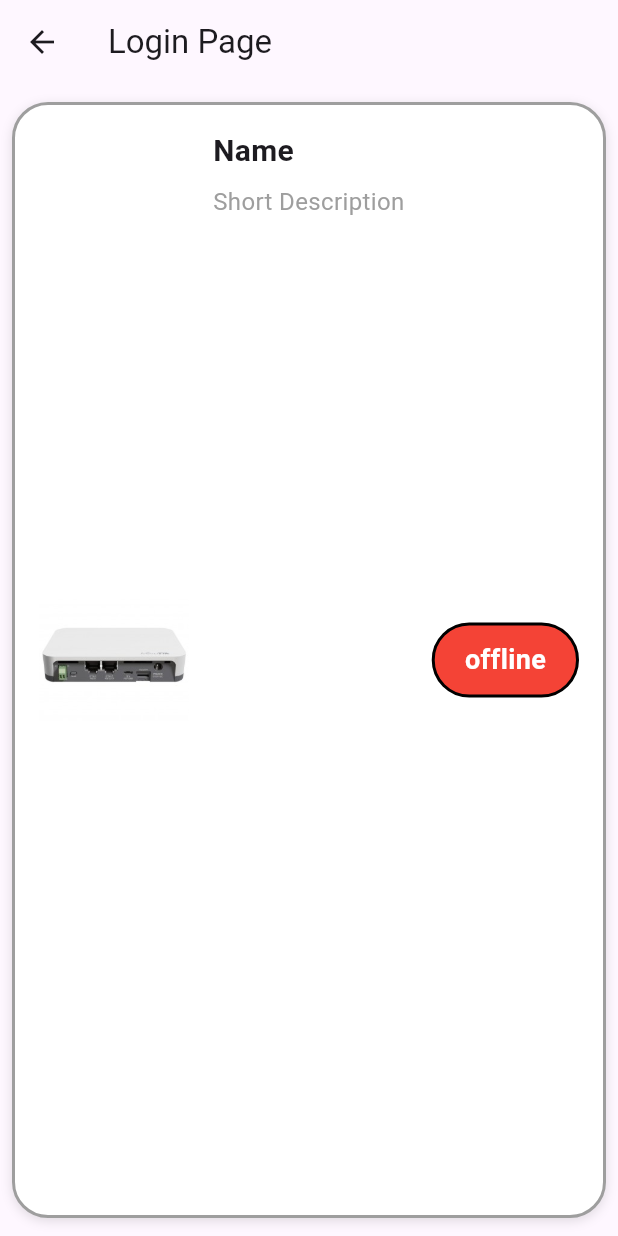
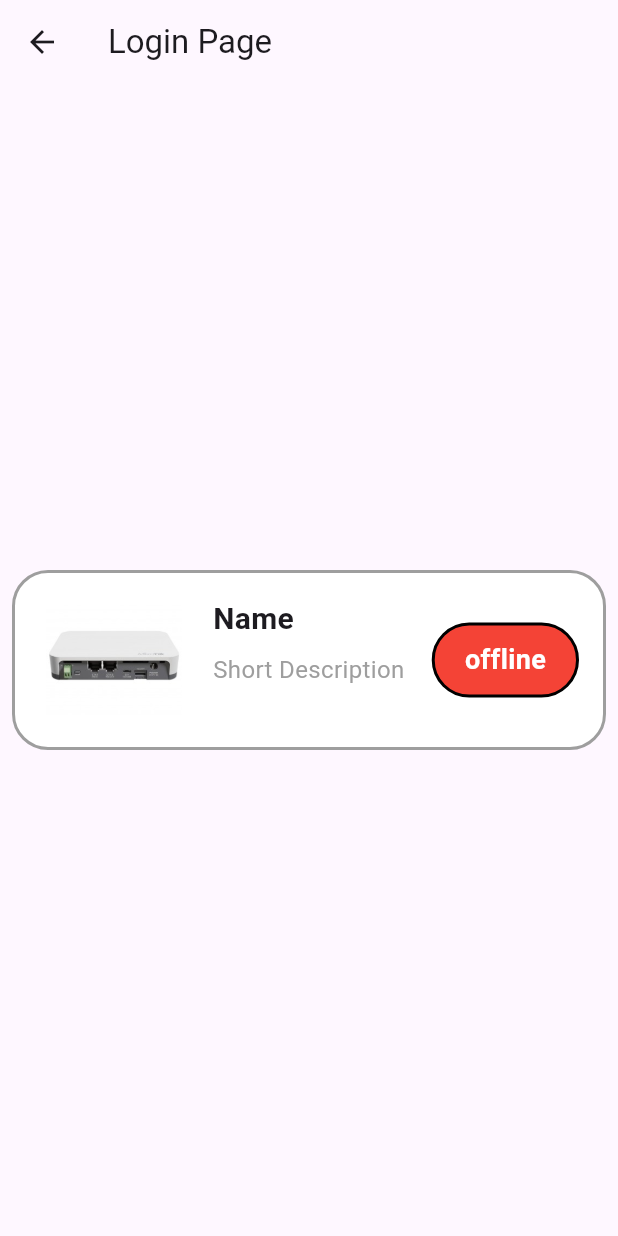
Before and after one commit to IgorIoT13/mobile-labs, a Flutter app: the HomePage screen opened by its route, on a phone screen of 412 x 824 dp. Run offline on Flutter 3.47's test engine with Material 3 defaults, Android fonts, the phone set to English and light mode, and no system bars.

Commit message:
Fix device widget

```diff
--- a/lib/widgets/device_section.dart
+++ b/lib/widgets/device_section.dart
@@ -11,15 +11,13 @@ class DeviceSection extends StatefulWidget {
 }
 
 class _DeviceSectionState extends State<DeviceSection> {
-  String deviceName = 'Device Name';
-  String shortDescription = 'Short description of the device.';
-
 
   @override
   Widget build(BuildContext context) {
     return Container(
       margin: const EdgeInsets.symmetric(vertical: 12, horizontal: 8),
       padding: const EdgeInsets.all(16),
+      height: 120,
       decoration: BoxDecoration(
         color: Colors.white,
         borderRadius: BorderRadius.circular(24),
@@ -27,13 +25,6 @@ class _DeviceSectionState extends State<DeviceSection> {
           color: Colors.grey,
           width: 2,
         ),
-        boxShadow: [
-          BoxShadow(
-            color: Colors.black12,
-            blurRadius: 6,
-            offset: Offset(0, 2),
-          ),
-        ],
       ),
       child: Row(
         crossAxisAlignment: CrossAxisAlignment.center,
```
